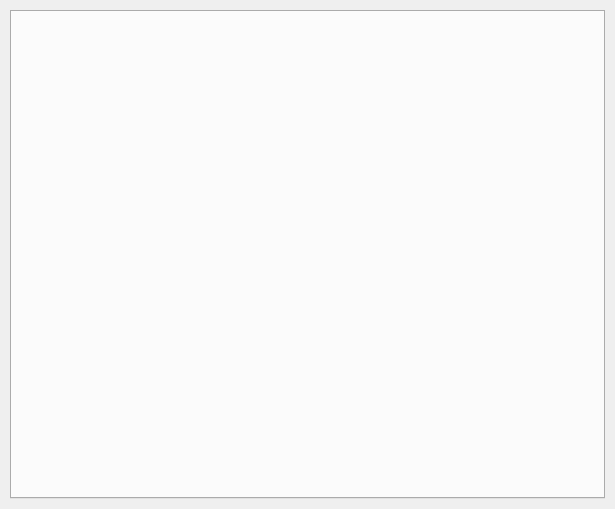
First picture: the form in assets/ui/MainWindow.ui, repository wongselent/wml, before the edit.
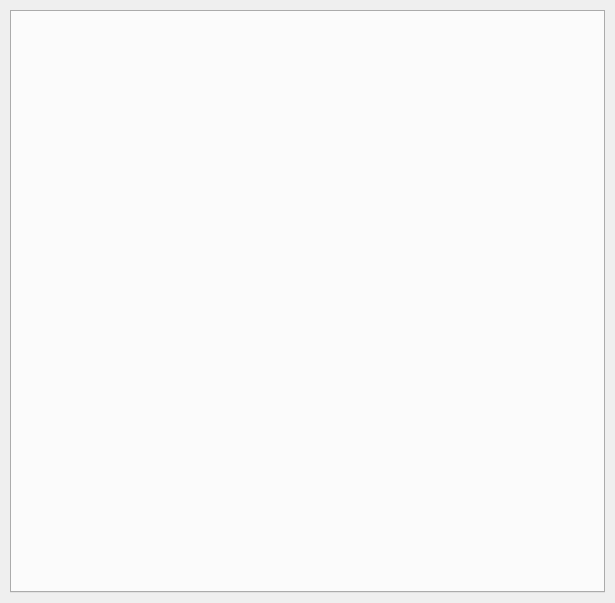
Second picture: the form after the edit.

```diff
--- a/assets/ui/MainWindow.ui
+++ b/assets/ui/MainWindow.ui
@@ -7,7 +7,7 @@
     <x>0</x>
     <y>0</y>
     <width>615</width>
-    <height>509</height>
+    <height>603</height>
    </rect>
   </property>
   <property name="minimumSize">
@@ -34,13 +34,47 @@
      <number>10</number>
     </property>
     <item>
-     <widget class="QTabWidget" name="main_tabwidget">
-      <property name="currentIndex">
-       <number>-1</number>
+     <widget class="QScrollArea" name="scrollArea">
+      <property name="frameShape">
+       <enum>QFrame::NoFrame</enum>
       </property>
-      <property name="movable">
+      <property name="widgetResizable">
        <bool>true</bool>
       </property>
+      <widget class="QWidget" name="scrollAreaWidgetContents">
+       <property name="geometry">
+        <rect>
+         <x>0</x>
+         <y>0</y>
+         <width>595</width>
+         <height>583</height>
+        </rect>
+       </property>
+       <layout class="QVBoxLayout" name="verticalLayout">
+        <property name="leftMargin">
+         <number>0</number>
+        </property>
+        <property name="topMargin">
+         <number>0</number>
+        </property>
+        <property name="rightMargin">
+         <number>0</number>
+        </property>
+        <property name="bottomMargin">
+         <number>0</number>
+        </property>
+        <item>
+         <widget class="QTabWidget" name="main_tabwidget">
+          <property name="currentIndex">
+           <number>-1</number>
+          </property>
+          <property name="movable">
+           <bool>true</bool>
+          </property>
+         </widget>
+        </item>
+       </layout>
+      </widget>
      </widget>
     </item>
    </layout>
```
